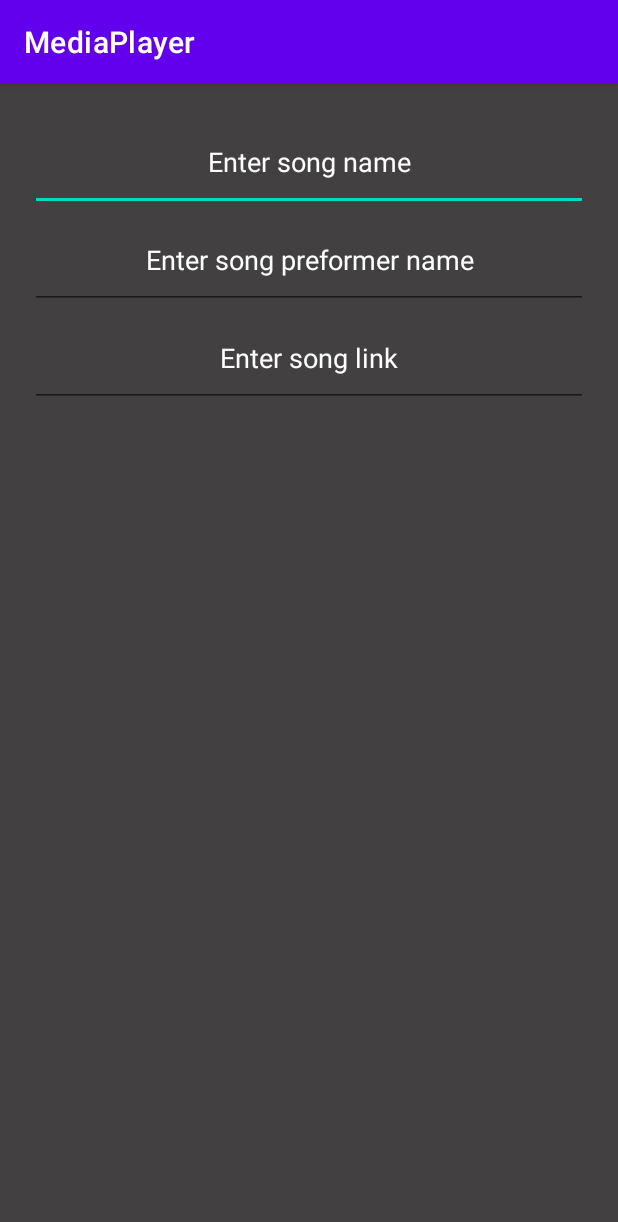
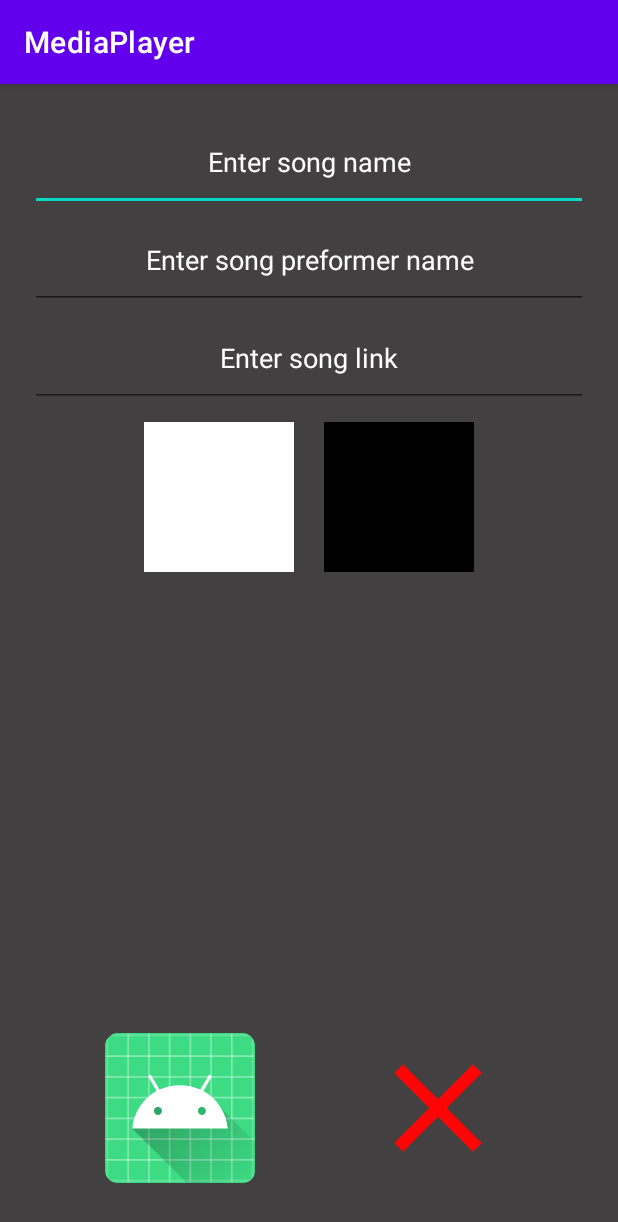
Before and after one commit to ETS-Android2/Media-Player, an Android app: the screen it shows after launch (AddSongActivity), after a tap on "ADD", on a phone screen of 412 x 824 dp. Shown: the top 1222 px of the screen. Run offline under Robolectric (Android 15) with nearby library versions, the phone set to English and light mode, and no system bars; pictures from the network do not load.

Commit message:
Fixed Launchers and save

```diff
--- a/app/src/main/java/com/example/mediaplayer/DeleteDialog.java
+++ b/app/src/main/java/com/example/mediaplayer/DeleteDialog.java
@@ -11,6 +11,8 @@ import com.example.mediaplayer.Model.ApplicationContext;
 
 public class DeleteDialog {
 
+    Context m_context;
+
     private AlertDialog.Builder m_DeleteDialog_Builder;
     private AlertDialog m_DeleteDialog;
     private View m_DeleteDialogView;
@@ -23,10 +25,11 @@ public class DeleteDialog {
         void onNoBtnClicked(int position, View view);
     }
 
-    public DeleteDialog(Context context, MyDeleteListener listener) {
+    public DeleteDialog(Context m_context, MyDeleteListener listener) {
+        this.m_context = m_context;
         this.m_listener = listener;
         m_Position = 0;
-        m_DeleteDialogView = ((AppCompatActivity)context).getLayoutInflater().inflate(R.layout.delete_song_dialog_layout,null, false);
+        m_DeleteDialogView = ((AppCompatActivity)m_context).getLayoutInflater().inflate(R.layout.delete_song_dialog_layout,null, false);
         m_YesBtn = m_DeleteDialogView.findViewById(R.id.yes_btn);
         m_NoBtn = m_DeleteDialogView.findViewById(R.id.no_btn);
         setEndLevelDialog();
@@ -34,7 +37,7 @@ public class DeleteDialog {
 
     private void setEndLevelDialog()
     {
-        m_DeleteDialog_Builder = new AlertDialog.Builder(ApplicationContext.getContext());
+        m_DeleteDialog_Builder = new AlertDialog.Builder(m_context);
         m_DeleteDialog_Builder.setView(m_DeleteDialogView);
         m_DeleteDialog = m_DeleteDialog_Builder.create();
 
--- a/app/src/main/java/com/example/mediaplayer/Model/Song.java
+++ b/app/src/main/java/com/example/mediaplayer/Model/Song.java
@@ -2,7 +2,7 @@ package com.example.mediaplayer.Model;
 
 import java.io.Serializable;
 
-public class Song
+public class Song implements Serializable
 {
     String m_SongName, m_SongPerformer;
     String m_PhotoPath;
--- a/app/src/main/java/com/example/mediaplayer/Model/SongAdapter.java
+++ b/app/src/main/java/com/example/mediaplayer/Model/SongAdapter.java
@@ -18,6 +18,7 @@ public class SongAdapter extends RecyclerView.Adapter<SongAdapter.SongViewHolder
 
     private List<Song> m_SongsList;
     private MySongListener listener;
+    Context m_context;
 
     public interface MySongListener {
         void onSongClicked(int position, View view);
@@ -63,6 +64,7 @@ public class SongAdapter extends RecyclerView.Adapter<SongAdapter.SongViewHolder
     public SongViewHolder onCreateViewHolder(ViewGroup parent, int viewType) {
         View view = LayoutInflater.from(parent.getContext()).inflate(R.layout.song_layout,parent,false);
         SongViewHolder songViewHolder = new SongViewHolder(view);
+        m_context = parent.getContext();
         return songViewHolder;
     }
 
@@ -72,7 +74,7 @@ public class SongAdapter extends RecyclerView.Adapter<SongAdapter.SongViewHolder
         holder.Song_Name_TextView.setText(current_Song.getSongName());
         holder.Performer_Song_Name_TextView.setText(current_Song.getSongPerformer());
 
-        Glide.with(ApplicationContext.getContext()).load(current_Song.getPhotoPath()).into(holder.song_photo);
+        Glide.with(m_context).load(current_Song.getPhotoPath()).into(holder.song_photo);
     }
 
     @Override
--- a/app/src/main/java/com/example/mediaplayer/Model/SongsManager.java
+++ b/app/src/main/java/com/example/mediaplayer/Model/SongsManager.java
@@ -1,5 +1,6 @@
 package com.example.mediaplayer.Model;
 
+import android.content.Context;
 import android.net.Uri;
 
 import androidx.appcompat.app.AppCompatActivity;
@@ -15,7 +16,7 @@ import java.util.List;
 
 public class SongsManager {
 
-    private ArrayList<Song> m_SongList ;
+    ArrayList<Song> m_SongList ;
     private static SongsManager m_Instance;
 
     private SongsManager() {
@@ -115,7 +116,7 @@ public class SongsManager {
     public void saveList(AppCompatActivity activity)
     {
         try {
-            FileOutputStream fos = activity.openFileOutput("songs list",activity.MODE_PRIVATE);
+            FileOutputStream fos = activity.openFileOutput("songs list", Context.MODE_PRIVATE);
             ObjectOutputStream oos  = new ObjectOutputStream(fos);
             oos.writeObject(m_SongList);
             oos.close();
@@ -131,5 +132,6 @@ public class SongsManager {
         return m_SongList;
     }
 
+    //TODO check
     public int getSongListSize(){return m_SongList.size();};
 }
--- a/app/src/main/java/com/example/mediaplayer/MusicPlayerService.java
+++ b/app/src/main/java/com/example/mediaplayer/MusicPlayerService.java
@@ -94,8 +94,8 @@ public class MusicPlayerService extends Service implements MediaPlayer.OnComplet
 
 
 
-        m_Notif_Builder.setCustomBigContentView(m_RemoteViews);
-        //m_Notif_Builder.setSmallIcon(R.drawable.ic_logo_svg);
+        m_Notif_Builder.setCustomContentView(m_RemoteViews);
+        m_Notif_Builder.setSmallIcon(R.drawable.ic_launcher_foreground);
 
         startForeground(NOTIF_ID, m_Notif_Builder.build());
 
--- /dev/null
+++ b/app/src/main/res/drawable/no_icon.xml
@@ -0,0 +1,5 @@
+<vector android:height="24dp" android:tint="#FF0404"
+    android:viewportHeight="24" android:viewportWidth="24"
+    android:width="24dp" xmlns:android="http://schemas.android.com/apk/res/android">
+    <path android:fillColor="@android:color/white" android:pathData="M19,6.41L17.59,5 12,10.59 6.41,5 5,6.41 10.59,12 5,17.59 6.41,19 12,13.41 17.59,19 19,17.59 13.41,12z"/>
+</vector>
--- a/app/src/main/res/layout/activity_add_song.xml
+++ b/app/src/main/res/layout/activity_add_song.xml
@@ -66,7 +66,8 @@
                 android:scaleType="fitXY"
                 android:background="@null"
                 android:layout_marginEnd="10dp"
-                android:id="@+id/choose_gall_photo_btn"/>
+                android:id="@+id/choose_gall_photo_btn"
+                android:src="@color/white"/>
 
             <ImageButton
                 android:layout_width="100dp"
@@ -74,7 +75,9 @@
                 android:scaleType="fitXY"
                 android:background="@null"
                 android:layout_marginStart="10dp"
-                android:id="@+id/take_pic_btn"/>
+                android:id="@+id/take_pic_btn"
+                android:src="@color/black"
+                />
 
         </LinearLayout>
 
@@ -106,7 +109,8 @@
                 android:scaleType="fitXY"
                 android:background="@null"
                 android:id="@+id/add_song_btn"
-                android:layout_marginLeft="50dp"/>
+                android:layout_marginLeft="50dp"
+                android:src="@mipmap/ic_launcher"/>
 
             <ImageButton
                 android:layout_width="100dp"
@@ -114,12 +118,11 @@
                 android:layout_gravity="end|center"
                 android:scaleType="fitXY"
                 android:background="@null"
-                android:id="@+id/back_btn"
-                android:layout_marginRight="50dp"/>
+                android:id="@+id/cancel_btn"
+                android:layout_marginRight="50dp"
+                android:src="@drawable/no_icon"/>
 
         </FrameLayout>
-
-
     </LinearLayout>
 
 </LinearLayout>
--- a/app/src/main/res/values/strings.xml
+++ b/app/src/main/res/values/strings.xml
@@ -8,4 +8,5 @@
     <string name="enter_song_link_string">Enter song link</string>
     <string name="fill_all_fileds_string">Please fill all fileds</string>
     <string name="please_add_photo_string">Please add photo</string>
+    <string name="song_added_successfully">The song was successfully added</string>
 </resources>
--- /dev/null
+++ b/app/src/main/res/xml/files_dir.xml
@@ -0,0 +1,4 @@
+<?xml version="1.0" encoding="utf-8"?>
+<paths xmlns:android="http://schemas.android.com/apk/res/android">
+    <external-path name="external_files" path="." />
+</paths>
```
Also changed, not shown: app/src/main/AndroidManifest.xml (+22 -4 lines), app/src/main/java/com/example/mediaplayer/AddSongActivity.java (+147 -81 lines), app/src/main/res/layout/notifaication_layout.xml (+12 -12 lines), 1 other file.
